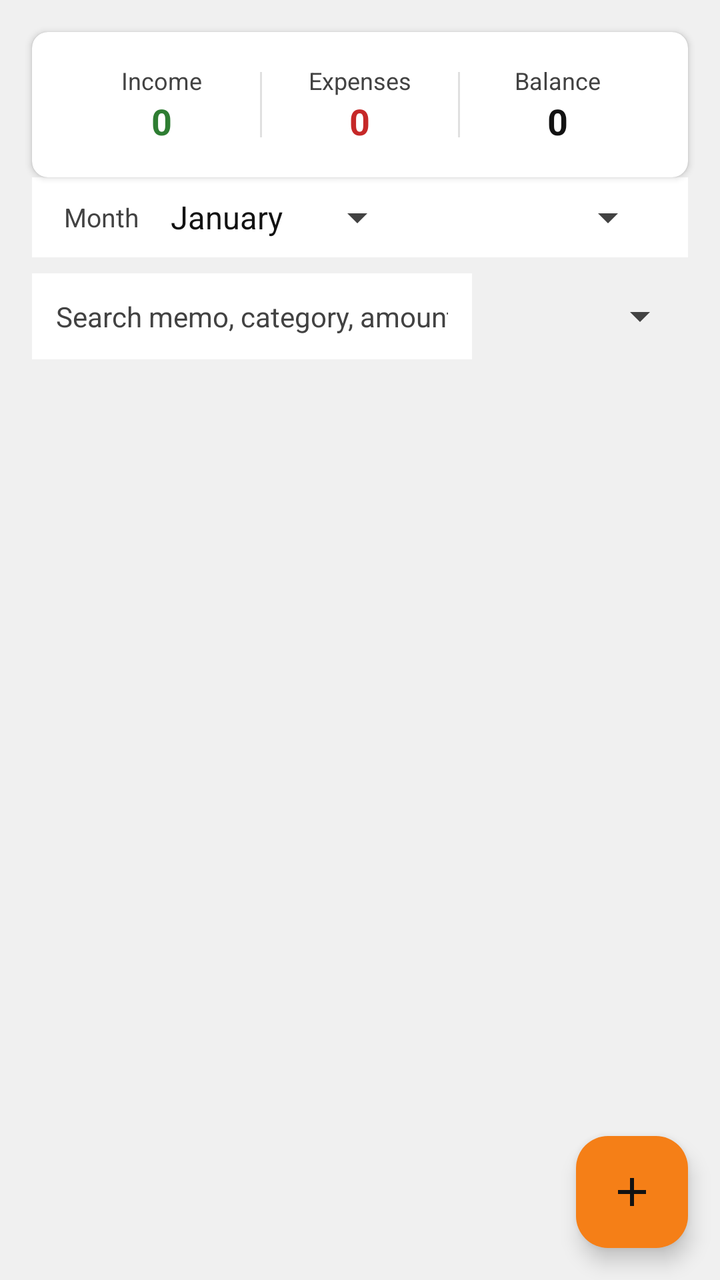
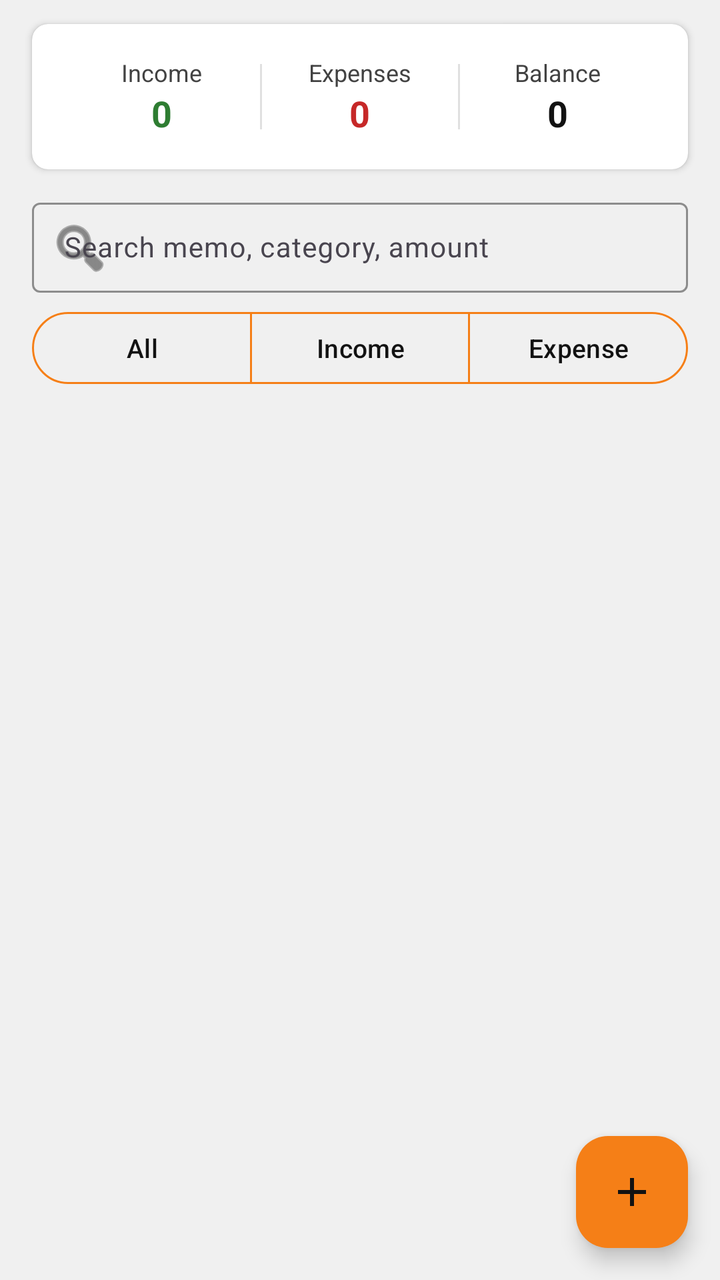

Screens rendered from an Android XML layout before and after an edit, with the pre-edit source and the edit as a unified diff.
<!-- AndroidManifest.xml: application theme Theme.MoneyManager -->
<!-- res/layout/fragment_home.xml -->
<?xml version="1.0" encoding="utf-8"?>
<androidx.constraintlayout.widget.ConstraintLayout xmlns:android="http://schemas.android.com/apk/res/android"
    xmlns:tools="http://schemas.android.com/tools"
    xmlns:app="http://schemas.android.com/apk/res-auto"
    android:layout_width="match_parent"
    android:layout_height="match_parent"
    android:background="@color/background_gray">

    <androidx.cardview.widget.CardView
        android:id="@+id/card_summary"
        android:layout_width="match_parent"
        android:layout_height="wrap_content"
        android:layout_margin="16dp"
        app:cardCornerRadius="8dp"
        app:cardElevation="2dp"
        app:cardBackgroundColor="@color/white"
        app:layout_constraintTop_toTopOf="parent"
        app:layout_constraintStart_toStartOf="parent"
        app:layout_constraintEnd_toEndOf="parent">

        <LinearLayout
            android:layout_width="match_parent"
            android:layout_height="wrap_content"
            android:orientation="horizontal"
            android:padding="16dp"
            android:baselineAligned="false">

            <LinearLayout
                android:id="@+id/income_layout"
                android:layout_width="0dp"
                android:layout_height="wrap_content"
                android:layout_weight="1"
                android:gravity="center"
                android:orientation="vertical">
                <TextView
                    android:layout_width="wrap_content"
                    android:layout_height="wrap_content"
                    android:text="@string/label_income"
                    android:textColor="@color/text_secondary"
                    android:textSize="12sp"/>
                <TextView
                    android:id="@+id/tv_income"
                    android:layout_width="wrap_content"
                    android:layout_height="wrap_content"
                    android:text="0"
                    android:textColor="@color/accent_green"
                    android:textSize="18sp"
                    android:textStyle="bold"/>
            </LinearLayout>

            <View
                android:layout_width="1dp"
                android:layout_height="match_parent"
                android:background="#E0E0E0"
                android:layout_marginTop="4dp"
                android:layout_marginBottom="4dp"/>

            <LinearLayout
                android:id="@+id/expense_layout"
                android:layout_width="0dp"
                android:layout_height="wrap_content"
                android:layout_weight="1"
                android:gravity="center"
                android:orientation="vertical">
                <TextView
                    android:layout_width="wrap_content"
                    android:layout_height="wrap_content"
                    android:text="@string/label_expenses"
                    android:textColor="@color/text_secondary"
                    android:textSize="12sp"/>
                <TextView
                    android:id="@+id/tv_expense"
                    android:layout_width="wrap_content"
                    android:layout_height="wrap_content"
                    android:text="0"
                    android:textColor="@color/accent_red"
                    android:textSize="18sp"
                    android:textStyle="bold"/>
            </LinearLayout>

            <View
                android:layout_width="1dp"
                android:layout_height="match_parent"
                android:background="#E0E0E0"
                android:layout_marginTop="4dp"
                android:layout_marginBottom="4dp"/>

            <LinearLayout
                android:layout_width="0dp"
                android:layout_height="wrap_content"
                android:layout_weight="1"
                android:gravity="center"
                android:orientation="vertical">
                <TextView
                    android:layout_width="wrap_content"
                    android:layout_height="wrap_content"
                    android:text="@string/label_balance"
                    android:textColor="@color/text_secondary"
                    android:textSize="12sp"/>
                <TextView
                    android:id="@+id/tv_balance"
                    android:layout_width="wrap_content"
                    android:layout_height="wrap_content"
                    android:text="0"
                    android:textColor="@color/text_primary"
                    android:textSize="18sp"
                    android:textStyle="bold"/>
            </LinearLayout>

        </LinearLayout>
    </androidx.cardview.widget.CardView>

    <LinearLayout
        android:id="@+id/month_row"
        android:layout_width="match_parent"
        android:layout_height="wrap_content"
        android:orientation="horizontal"
        android:paddingHorizontal="16dp"
        android:paddingTop="4dp"
        android:gravity="center_vertical"
        android:background="@color/surface_white"
        android:layout_marginHorizontal="16dp"
        android:paddingVertical="8dp"
        app:layout_constraintTop_toBottomOf="@id/card_summary"
        app:layout_constraintStart_toStartOf="parent"
        app:layout_constraintEnd_toEndOf="parent">

        <TextView
            android:layout_width="wrap_content"
            android:layout_height="wrap_content"
            android:text="@string/month_label"
            android:textColor="@color/text_secondary"
            android:textSize="13sp"
            android:layout_marginEnd="8dp" />

        <Spinner
            android:id="@+id/spinner_month"
            android:layout_width="0dp"
            android:layout_height="wrap_content"
            android:layout_weight="1"
            android:entries="@array/months" />

        <Spinner
            android:id="@+id/spinner_year"
            android:layout_width="0dp"
            android:layout_height="wrap_content"
            android:layout_weight="1" />
    </LinearLayout>

    <LinearLayout
        android:id="@+id/filter_row"
        android:layout_width="match_parent"
        android:layout_height="wrap_content"
        android:orientation="horizontal"
        android:paddingHorizontal="16dp"
        android:paddingTop="8dp"
        android:gravity="center_vertical"
        app:layout_constraintTop_toBottomOf="@id/month_row"
        app:layout_constraintStart_toStartOf="parent"
        app:layout_constraintEnd_toEndOf="parent">

        <EditText
            android:id="@+id/et_search"
            android:layout_width="0dp"
            android:layout_height="wrap_content"
            android:layout_weight="1"
            android:hint="@string/search_hint"
            android:inputType="text"
            android:imeOptions="actionSearch"
            android:maxLines="1"
            android:background="@color/surface_white"
            android:padding="12dp"
            android:textColor="@color/text_primary"
            android:textColorHint="@color/text_secondary"
            android:textSize="14sp" />

        <Spinner
            android:id="@+id/sp_type_filter"
            android:layout_width="wrap_content"
            android:layout_height="wrap_content"
            android:layout_marginStart="8dp"
            android:minWidth="100dp" />
    </LinearLayout>

    <TextView
        android:id="@+id/tv_warning"
        android:layout_width="match_parent"
        android:layout_height="wrap_content"
        android:layout_marginHorizontal="16dp"
        android:layout_marginTop="8dp"
        android:background="@color/empty_banner_bg"
        android:padding="12dp"
        android:text="@string/empty_ledger_hint"
        android:textColor="@color/text_primary"
        android:textSize="13sp"
        android:gravity="center"
        android:visibility="gone"
        app:layout_constraintTop_toBottomOf="@id/filter_row"
        app:layout_constraintStart_toStartOf="parent"
        app:layout_constraintEnd_toEndOf="parent"/>

    <androidx.recyclerview.widget.RecyclerView
        android:id="@+id/rv_transactions"
        android:layout_width="match_parent"
        android:layout_height="0dp"
        android:layout_marginTop="8dp"
        android:scrollbars="vertical"
        android:scrollbarStyle="insideOverlay"
        android:fadeScrollbars="false"
        app:layout_constraintTop_toBottomOf="@id/tv_warning"
        app:layout_constraintBottom_toBottomOf="parent"
        app:layout_constraintStart_toStartOf="parent"
        app:layout_constraintEnd_toEndOf="parent"
        tools:listitem="@layout/item_transaction"/>

    <com.google.android.material.floatingactionbutton.FloatingActionButton
        android:id="@+id/fab_add"
        android:layout_width="wrap_content"
        android:layout_height="wrap_content"
        android:layout_margin="16dp"
        android:src="@drawable/ic_add"
        app:backgroundTint="@color/primary_yellow_dark"
        app:tint="@color/text_primary"
        android:contentDescription="@string/add_transaction"
        app:layout_constraintBottom_toBottomOf="parent"
        app:layout_constraintEnd_toEndOf="parent"/>

</androidx.constraintlayout.widget.ConstraintLayout>
<!-- res/layout/item_transaction.xml (included above) -->
<?xml version="1.0" encoding="utf-8"?>
<LinearLayout xmlns:android="http://schemas.android.com/apk/res/android"
    xmlns:app="http://schemas.android.com/apk/res-auto"
    android:layout_width="match_parent"
    android:layout_height="wrap_content"
    android:orientation="horizontal"
    android:gravity="center_vertical"
    android:padding="16dp"
    android:background="?attr/selectableItemBackground">

    
    <ImageView
        android:id="@+id/ivIcon"
        android:layout_width="40dp"
        android:layout_height="40dp"
        android:src="@drawable/circle_shape"
        android:background="@drawable/circle_shape"
        android:backgroundTint="#80DEEA" 
        android:padding="8dp"
        app:tint="@color/white" />

    <LinearLayout
        android:layout_width="0dp"
        android:layout_height="wrap_content"
        android:layout_weight="1"
        android:layout_marginStart="16dp"
        android:orientation="vertical">

        <TextView
            android:id="@+id/tvCategory"
            android:layout_width="wrap_content"
            android:layout_height="wrap_content"
            android:text="Category"
            android:textSize="16sp"
            android:textColor="#000000"
            android:textStyle="normal"/>

        <TextView
            android:id="@+id/tvMemo"
            android:layout_width="wrap_content"
            android:layout_height="wrap_content"
            android:text="Memo"
            android:textColor="#757575"
            android:textSize="12sp"
            android:visibility="visible"/>
    </LinearLayout>

    <LinearLayout
        android:layout_width="wrap_content"
        android:layout_height="wrap_content"
        android:orientation="vertical"
        android:gravity="end">

        <TextView
            android:id="@+id/tvAmount"
            android:layout_width="wrap_content"
            android:layout_height="wrap_content"
            android:text="- 734"
            android:textSize="16sp"
            android:textColor="#000000"/>

        <TextView
            android:id="@+id/tvDate"
            android:layout_width="wrap_content"
            android:layout_height="wrap_content"
            android:text="Today"
            android:textColor="#9E9E9E"
            android:textSize="10sp"
            android:visibility="visible"/> 
    </LinearLayout>

</LinearLayout>
<!-- resources referenced by this layout -->
<resources>
  <string-array name="months">
          <item>January</item>
          <item>February</item>
          <item>March</item>
          <item>April</item>
          <item>May</item>
          <item>June</item>
          <item>July</item>
          <item>August</item>
          <item>September</item>
          <item>October</item>
          <item>November</item>
          <item>December</item>
      </string-array>
  <color name="accent_green">#2E7D32</color>
  <color name="accent_red">#C62828</color>
  <color name="background_gray">#F0F0F0</color>
  <color name="empty_banner_bg">#E3F2FD</color>
  <color name="primary_yellow_dark">#F57F17</color>
  <color name="surface_white">#FFFFFF</color>
  <color name="text_primary">#121212</color>
  <color name="text_secondary">#424242</color>
  <color name="white">#FFFFFFFF</color>
  <!-- drawable circle_shape (drawable) -->
  <?xml version="1.0" encoding="utf-8"?>
  <shape xmlns:android="http://schemas.android.com/apk/res/android"
      android:shape="oval">
      <solid android:color="#FFF" />
  </shape>
  <!-- drawable ic_add (drawable) -->
  <vector xmlns:android="http://schemas.android.com/apk/res/android"
      android:width="24dp"
      android:height="24dp"
      android:viewportWidth="24"
      android:viewportHeight="24"
      android:tint="?attr/colorControlNormal">
    <path
        android:fillColor="@android:color/white"
        android:pathData="M19,13h-6v6h-2v-6H5v-2h6V5h2v6h6v2z"/>
  </vector>
  <string name="add_transaction">Add transaction</string>
  <string name="empty_ledger_hint">No transactions yet. Tap + to add one, or import from SMS.</string>
  <string name="label_balance">Balance</string>
  <string name="label_expenses">Expenses</string>
  <string name="label_income">Income</string>
  <string name="month_label">Month</string>
  <string name="search_hint">Search memo, category, amount</string>
  <style name="Theme.MoneyManager" parent="Base.Theme.MoneyManager" />
  <style name="Base.Theme.MoneyManager" parent="Theme.Material3.DayNight.NoActionBar">
          <item name="colorPrimary">@color/primary_yellow</item>
          <item name="colorPrimaryVariant">@color/primary_yellow_dark</item>
          <item name="colorOnPrimary">@color/text_primary</item>
          <item name="colorSecondary">@color/accent_blue</item>
          <item name="colorSecondaryVariant">@color/teal_700</item>
          <item name="colorOnSecondary">@color/white</item>
          <item name="android:statusBarColor">@color/primary_yellow_dark</item>
          <item name="android:navigationBarColor">@color/background_gray</item>
          <item name="android:windowBackground">@color/background_gray</item>
          <item name="colorSurface">@color/surface_white</item>
          <item name="colorOnSurface">@color/text_primary</item>
          <item name="android:textColorPrimary">@color/text_primary</item>
          <item name="android:textColorSecondary">@color/text_secondary</item>
      </style>
  <color name="primary_yellow">#F9A825</color>
  <color name="accent_blue">#0D47A1</color>
  <color name="teal_700">#00695C</color>
</resources>

<!-- the commit's change to res/layout/fragment_home.xml (unified diff, before → after) -->
@@ -10,7 +10,8 @@
         android:id="@+id/card_summary"
         android:layout_width="match_parent"
         android:layout_height="wrap_content"
-        android:layout_margin="16dp"
+        android:layout_marginHorizontal="16dp"
+        android:layout_marginTop="12dp"
         app:cardCornerRadius="8dp"
         app:cardElevation="2dp"
         app:cardBackgroundColor="@color/white"
@@ -110,76 +111,86 @@
         </LinearLayout>
     </androidx.cardview.widget.CardView>
 
+    
     <LinearLayout
-        android:id="@+id/month_row"
+        android:id="@+id/filter_row"
         android:layout_width="match_parent"
         android:layout_height="wrap_content"
-        android:orientation="horizontal"
+        android:orientation="vertical"
         android:paddingHorizontal="16dp"
-        android:paddingTop="4dp"
-        android:gravity="center_vertical"
-        android:background="@color/surface_white"
-        android:layout_marginHorizontal="16dp"
-        android:paddingVertical="8dp"
+        android:paddingTop="10dp"
+        android:paddingBottom="4dp"
         app:layout_constraintTop_toBottomOf="@id/card_summary"
         app:layout_constraintStart_toStartOf="parent"
         app:layout_constraintEnd_toEndOf="parent">
 
-        <TextView
-            android:layout_width="wrap_content"
-            android:layout_height="wrap_content"
-            android:text="@string/month_label"
-            android:textColor="@color/text_secondary"
-            android:textSize="13sp"
-            android:layout_marginEnd="8dp" />
-
-        <Spinner
-            android:id="@+id/spinner_month"
-            android:layout_width="0dp"
-            android:layout_height="wrap_content"
-            android:layout_weight="1"
-            android:entries="@array/months" />
-
-        <Spinner
-            android:id="@+id/spinner_year"
-            android:layout_width="0dp"
-            android:layout_height="wrap_content"
-            android:layout_weight="1" />
-    </LinearLayout>
-
-    <LinearLayout
-        android:id="@+id/filter_row"
-        android:layout_width="match_parent"
-        android:layout_height="wrap_content"
-        android:orientation="horizontal"
-        android:paddingHorizontal="16dp"
-        android:paddingTop="8dp"
-        android:gravity="center_vertical"
-        app:layout_constraintTop_toBottomOf="@id/month_row"
-        app:layout_constraintStart_toStartOf="parent"
-        app:layout_constraintEnd_toEndOf="parent">
-
-        <EditText
-            android:id="@+id/et_search"
-            android:layout_width="0dp"
-            android:layout_height="wrap_content"
-            android:layout_weight="1"
+        <com.google.android.material.textfield.TextInputLayout
+            android:layout_width="match_parent"
+            android:layout_height="wrap_content"
+            style="@style/Widget.Material3.TextInputLayout.OutlinedBox.Dense"
             android:hint="@string/search_hint"
-            android:inputType="text"
-            android:imeOptions="actionSearch"
-            android:maxLines="1"
-            android:background="@color/surface_white"
-            android:padding="12dp"
-            android:textColor="@color/text_primary"
-            android:textColorHint="@color/text_secondary"
-            android:textSize="14sp" />
-
-        <Spinner
-            android:id="@+id/sp_type_filter"
-            android:layout_width="wrap_content"
-            android:layout_height="wrap_content"
-            android:layout_marginStart="8dp"
-            android:minWidth="100dp" />
+            app:boxStrokeColor="@color/primary_yellow_dark"
+            app:hintTextColor="@color/text_secondary"
+            app:startIconDrawable="@android:drawable/ic_menu_search"
+            app:startIconTint="@color/text_secondary"
+            app:endIconMode="clear_text">
+
+            <com.google.android.material.textfield.TextInputEditText
+                android:id="@+id/et_search"
+                android:layout_width="match_parent"
+                android:layout_height="wrap_content"
+                android:inputType="text"
+                android:imeOptions="actionSearch"
+                android:maxLines="1"
+                android:textSize="14sp"
+                android:textColor="@color/text_primary" />
+        </com.google.android.material.textfield.TextInputLayout>
+
+        <com.google.android.material.button.MaterialButtonToggleGroup
+            android:id="@+id/toggle_type_filter"
+            android:layout_width="match_parent"
+            android:layout_height="wrap_content"
+            android:layout_marginTop="8dp"
+            app:singleSelection="true"
+            app:selectionRequired="true"
+            android:gravity="center">
+
+            <com.google.android.material.button.MaterialButton
+                android:id="@+id/btn_filter_all"
+                style="@style/Widget.Material3.Button.OutlinedButton"
+                android:layout_width="0dp"
+                android:layout_height="36dp"
+                android:layout_weight="1"
+                android:insetTop="0dp"
+                android:insetBottom="0dp"
+                android:text="@string/filter_all"
+                android:textSize="13sp"
+                app:strokeColor="@color/primary_yellow_dark" />
+
+            <com.google.android.material.button.MaterialButton
+                android:id="@+id/btn_filter_income"
+                style="@style/Widget.Material3.Button.OutlinedButton"
+                android:layout_width="0dp"
+                android:layout_height="36dp"
+                android:layout_weight="1"
+                android:insetTop="0dp"
+                android:insetBottom="0dp"
+                android:text="@string/filter_income"
+                android:textSize="13sp"
+                app:strokeColor="@color/primary_yellow_dark" />
+
+            <com.google.android.material.button.MaterialButton
+                android:id="@+id/btn_filter_expense"
+                style="@style/Widget.Material3.Button.OutlinedButton"
+                android:layout_width="0dp"
+                android:layout_height="36dp"
+                android:layout_weight="1"
+                android:insetTop="0dp"
+                android:insetBottom="0dp"
+                android:text="@string/filter_expense"
+                android:textSize="13sp"
+                app:strokeColor="@color/primary_yellow_dark" />
+        </com.google.android.material.button.MaterialButtonToggleGroup>
     </LinearLayout>
 
     <TextView
@@ -203,7 +214,7 @@
         android:id="@+id/rv_transactions"
         android:layout_width="match_parent"
         android:layout_height="0dp"
-        android:layout_marginTop="8dp"
+        android:layout_marginTop="4dp"
         android:scrollbars="vertical"
         android:scrollbarStyle="insideOverlay"
         android:fadeScrollbars="false"
<!-- resource entries referenced after the edit -->
@@ -1,19 +1,5 @@
 <!-- resources referenced by this layout -->
 <resources>
-  <string-array name="months">
-          <item>January</item>
-          <item>February</item>
-          <item>March</item>
-          <item>April</item>
-          <item>May</item>
-          <item>June</item>
-          <item>July</item>
-          <item>August</item>
-          <item>September</item>
-          <item>October</item>
-          <item>November</item>
-          <item>December</item>
-      </string-array>
   <color name="accent_green">#2E7D32</color>
   <color name="accent_red">#C62828</color>
   <color name="background_gray">#F0F0F0</color>
@@ -42,10 +28,12 @@
   </vector>
   <string name="add_transaction">Add transaction</string>
   <string name="empty_ledger_hint">No transactions yet. Tap + to add one, or import from SMS.</string>
+  <string name="filter_all">All</string>
+  <string name="filter_expense">Expense</string>
+  <string name="filter_income">Income</string>
   <string name="label_balance">Balance</string>
   <string name="label_expenses">Expenses</string>
   <string name="label_income">Income</string>
-  <string name="month_label">Month</string>
   <string name="search_hint">Search memo, category, amount</string>
   <style name="Theme.MoneyManager" parent="Base.Theme.MoneyManager" />
   <style name="Base.Theme.MoneyManager" parent="Theme.Material3.DayNight.NoActionBar">
